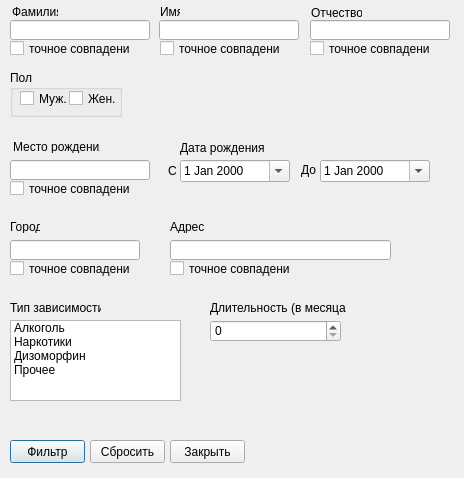
Before: the Qt Designer form filter_form.ui in moisizz/Rehab-Database-Client, drawn with Qt 5.
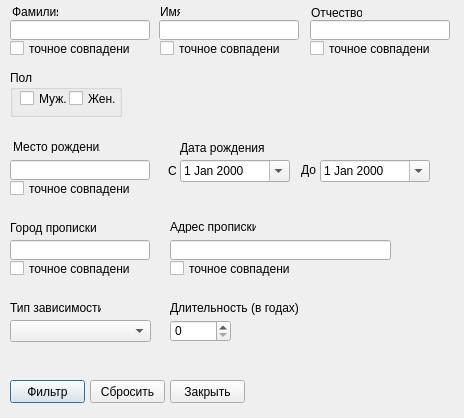
After: the same form once the commit is applied.

The edit to the form file:
```diff
--- a/filter_form.ui
+++ b/filter_form.ui
@@ -7,7 +7,7 @@
     <x>0</x>
     <y>0</y>
     <width>464</width>
-    <height>478</height>
+    <height>418</height>
    </rect>
   </property>
   <property name="windowTitle">
@@ -123,17 +123,17 @@
     </property>
    </widget>
   </widget>
-  <widget class="QLabel" name="label_5">
+  <widget class="QLabel" name="address_2">
    <property name="geometry">
     <rect>
      <x>170</x>
      <y>220</y>
-     <width>46</width>
+     <width>86</width>
      <height>13</height>
     </rect>
    </property>
    <property name="text">
-    <string>Адрес</string>
+    <string>Адрес прописки</string>
    </property>
   </widget>
   <widget class="QLabel" name="label_7">
@@ -203,7 +203,7 @@
    <property name="geometry">
     <rect>
      <x>10</x>
-     <y>440</y>
+     <y>380</y>
      <width>75</width>
      <height>23</height>
     </rect>
@@ -216,7 +216,7 @@
    <property name="geometry">
     <rect>
      <x>90</x>
-     <y>440</y>
+     <y>380</y>
      <width>75</width>
      <height>23</height>
     </rect>
@@ -229,7 +229,7 @@
    <property name="geometry">
     <rect>
      <x>170</x>
-     <y>440</y>
+     <y>380</y>
      <width>75</width>
      <height>23</height>
     </rect>
@@ -238,36 +238,6 @@
     <string>Закрыть</string>
    </property>
   </widget>
-  <widget class="QListWidget" name="addictionList">
-   <property name="geometry">
-    <rect>
-     <x>10</x>
-     <y>320</y>
-     <width>171</width>
-     <height>81</height>
-    </rect>
-   </property>
-   <item>
-    <property name="text">
-     <string>Алкоголь</string>
-    </property>
-   </item>
-   <item>
-    <property name="text">
-     <string>Наркотики</string>
-    </property>
-   </item>
-   <item>
-    <property name="text">
-     <string>Дизоморфин</string>
-    </property>
-   </item>
-   <item>
-    <property name="text">
-     <string>Прочее</string>
-    </property>
-   </item>
-  </widget>
   <widget class="QLabel" name="label_10">
    <property name="geometry">
     <rect>
@@ -325,20 +295,20 @@
     <rect>
      <x>10</x>
      <y>220</y>
-     <width>30</width>
-     <height>13</height>
+     <width>88</width>
+     <height>16</height>
     </rect>
    </property>
    <property name="text">
-    <string>Город</string>
+    <string>Город прописки</string>
    </property>
   </widget>
-  <widget class="QLineEdit" name="address_2">
+  <widget class="QLineEdit" name="address_city">
    <property name="geometry">
     <rect>
      <x>10</x>
      <y>240</y>
-     <width>130</width>
+     <width>140</width>
      <height>20</height>
     </rect>
    </property>
@@ -424,22 +394,32 @@
   <widget class="QLabel" name="label_11">
    <property name="geometry">
     <rect>
-     <x>210</x>
+     <x>170</x>
      <y>300</y>
      <width>136</width>
      <height>16</height>
     </rect>
    </property>
    <property name="text">
-    <string>Длительность (в месяцах)</string>
+    <string>Длительность (в годах)</string>
    </property>
   </widget>
   <widget class="QSpinBox" name="spinBox">
    <property name="geometry">
     <rect>
-     <x>210</x>
+     <x>170</x>
      <y>320</y>
-     <width>131</width>
+     <width>61</width>
+     <height>22</height>
+    </rect>
+   </property>
+  </widget>
+  <widget class="QComboBox" name="addiction_type_id">
+   <property name="geometry">
+    <rect>
+     <x>10</x>
+     <y>320</y>
+     <width>141</width>
      <height>22</height>
     </rect>
    </property>
```
Left out of the diff: 49 changed lines with no effect on the pictures.
